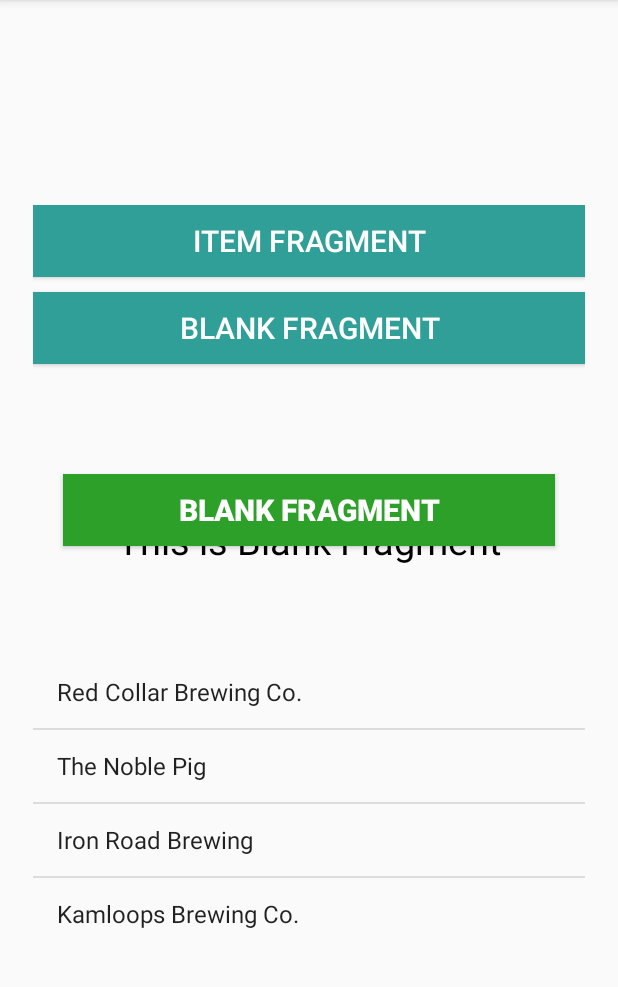
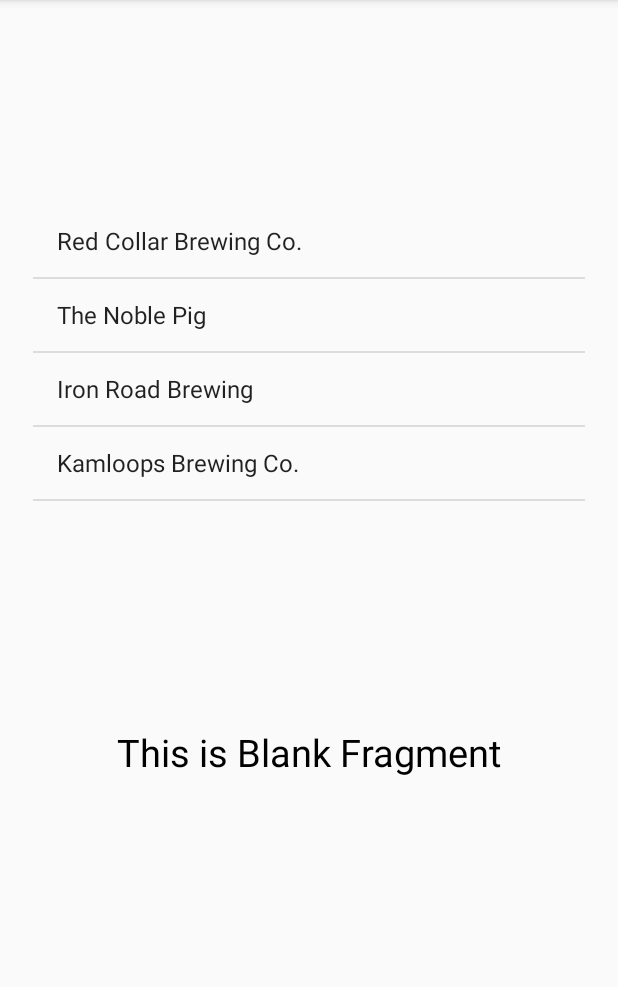
Before and after one commit to CNC3P0/TourGuide, an Android app: the screen it shows after launch (MainActivity), on a phone screen of 412 x 824 dp, the part 84-1071 px from its top. Run offline under Robolectric (Android 15) with nearby library versions, the phone set to English and light mode, and no system bars.

```diff
--- a/app/src/main/java/com/example/robert/tourguide/BlankFragment.java
+++ b/app/src/main/java/com/example/robert/tourguide/BlankFragment.java
@@ -23,16 +23,7 @@ public class BlankFragment extends Fragment {
                              Bundle savedInstanceState) {
 // Inflate the layout for this fragment
         view = inflater.inflate(R.layout.blank_fragment, container, false);
-// get the reference of Button
-        blankButton = (Button) view.findViewById(R.id.blankButton);
-// perform setOnClickListener on second Button
-        blankButton.setOnClickListener(new View.OnClickListener() {
-            @Override
-            public void onClick(View v) {
-// display a message by using a Toast
-                Toast.makeText(getActivity(), "Blank Fragment", Toast.LENGTH_LONG).show();
-            }
-        });
+
         return view;
     }
 }
--- a/app/src/main/java/com/example/robert/tourguide/ListFragment.java
+++ b/app/src/main/java/com/example/robert/tourguide/ListFragment.java
@@ -14,9 +14,7 @@ import android.widget.Toast;
 
 public class ListFragment extends Fragment {
 
-
     View view;
-    Button listButton;
 
     @Override
     public View onCreateView(LayoutInflater inflater, ViewGroup container,
@@ -24,14 +22,6 @@ public class ListFragment extends Fragment {
 // Inflate the layout for this fragment
         view = inflater.inflate(R.layout.list_fragment, container, false);
 
-// perform setOnClickListener on first Button
-        listButton.setOnClickListener(new View.OnClickListener() {
-            @Override
-            public void onClick(View v) {
-// display a message by using a Toast
-                Toast.makeText(getActivity(), "List Fragment", Toast.LENGTH_LONG).show();
-            }
-        });
         return view;
     }
 }
--- a/app/src/main/java/com/example/robert/tourguide/MainActivity.java
+++ b/app/src/main/java/com/example/robert/tourguide/MainActivity.java
@@ -10,33 +10,10 @@ import android.widget.Button;
 
 public class MainActivity extends AppCompatActivity {
 
-    Button listFragment, blankFragment;
-
     @Override
     protected void onCreate(Bundle savedInstanceState) {
         super.onCreate(savedInstanceState);
         setContentView(R.layout.activity_main);
-// get the reference of Button's
-        listFragment = (Button) findViewById(R.id.listFragment);
-        blankFragment = (Button) findViewById(R.id.blankFragment);
-
-// perform setOnClickListener event on First Button
-        listFragment.setOnClickListener(new View.OnClickListener() {
-            @Override
-            public void onClick(View v) {
-// load First Fragment
-                loadFragment(new ListFragment());
-            }
-        });
-// perform setOnClickListener event on Second Button
-        blankFragment.setOnClickListener(new View.OnClickListener() {
-            @Override
-            public void onClick(View v) {
-// load Second Fragment
-                loadFragment(new BlankFragment());
-            }
-        });
-
     }
 
     private void loadFragment(Fragment fragment) {
--- a/app/src/main/res/layout/activity_main.xml
+++ b/app/src/main/res/layout/activity_main.xml
@@ -26,24 +26,14 @@
         android:layout_marginBottom="8dp"
         android:weightSum="1">
         <!-- display two Button's and a FrameLayout to replace the Fragment's  -->
-        <Button
-            android:id="@+id/listFragment"
+
+        <fragment
+            android:id="@+id/list_fragment"
+            android:name="com.example.robert.tourguide.ListFragment"
             android:layout_width="match_parent"
-            android:layout_height="wrap_content"
-            android:background="@color/button_background_color"
-            android:text="Item Fragment"
-            android:textColor="@color/white"
-            android:textSize="20sp" />
-
-        <Button
-            android:id="@+id/blankFragment"
-            android:layout_width="match_parent"
-            android:layout_height="wrap_content"
-            android:layout_marginTop="10dp"
-            android:background="@color/button_background_color"
-            android:text="Blank Fragment"
-            android:textColor="@color/white"
-            android:textSize="20sp" />
+            android:layout_height="50dp"
+            android:layout_gravity="top"
+            android:layout_weight="0.5" />
 
         <fragment
             android:id="@+id/blank_fragment"
@@ -53,14 +43,6 @@
             android:layout_gravity="bottom"
             android:layout_weight="0.5" />
 
-        <fragment
-            android:id="@+id/list_fragment"
-            android:name="com.example.robert.tourguide.ListFragment"
-            android:layout_width="match_parent"
-            android:layout_height="50dp"
-            android:layout_gravity="top"
-            android:layout_weight="0.5" />
-
     </LinearLayout>
 
 </android.support.constraint.ConstraintLayout>
--- a/app/src/main/res/layout/blank_fragment.xml
+++ b/app/src/main/res/layout/blank_fragment.xml
@@ -15,19 +15,5 @@
         android:textColor="@color/black"
         android:textSize="25sp" />
 
-    <Button
-        android:id="@+id/blankButton"
-        android:layout_width="fill_parent"
-        android:layout_height="wrap_content"
-        android:layout_centerInParent="true"
-        android:layout_marginLeft="20dp"
-        android:layout_marginRight="20dp"
-        android:background="@color/green"
-        android:text="Blank Fragment"
-        android:textColor="@color/white"
-        android:textSize="20sp"
-        android:textStyle="bold" />
-
-
 
 </RelativeLayout>
```
